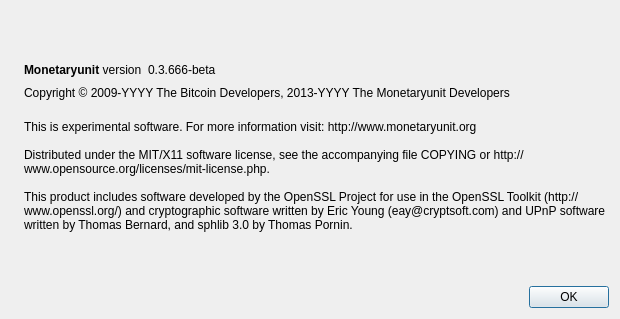
Before: the Qt Designer form src/qt/forms/aboutdialog.ui in upgradeadvice/MUE-Src, drawn with Qt 5.
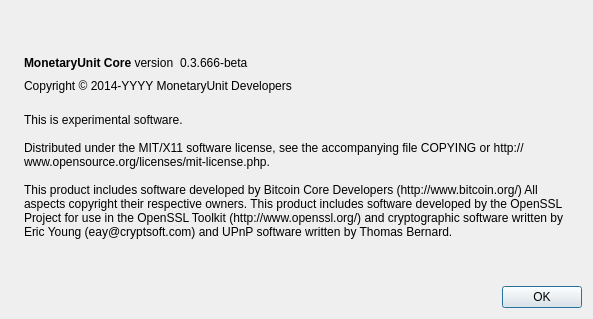
After: the same form once the commit is applied. Icons and pictures are not drawn.

```diff
--- a/src/qt/forms/aboutdialog.ui
+++ b/src/qt/forms/aboutdialog.ui
@@ -6,7 +6,7 @@
    <rect>
     <x>0</x>
     <y>0</y>
-    <width>620</width>
+    <width>593</width>
     <height>319</height>
    </rect>
   </property>
@@ -50,7 +50,7 @@
           <cursorShape>IBeamCursor</cursorShape>
          </property>
          <property name="text">
-          <string>&lt;html&gt;&lt;head/&gt;&lt;body&gt;&lt;p&gt;&lt;span style=&quot; font-weight:600;&quot;&gt;Monetaryunit&lt;/span&gt; version&lt;/p&gt;&lt;/body&gt;&lt;/html&gt;</string>
+          <string>&lt;b&gt;MonetaryUnit Core&lt;/b&gt; version</string>
          </property>
          <property name="textInteractionFlags">
           <set>Qt::LinksAccessibleByMouse|Qt::TextSelectableByKeyboard|Qt::TextSelectableByMouse</set>
@@ -91,7 +91,7 @@
         <cursorShape>IBeamCursor</cursorShape>
        </property>
        <property name="text">
-        <string notr="true">Copyright &amp;copy; 2009-YYYY The Bitcoin Developers, 2013-YYYY The Monetaryunit Developers</string>
+        <string notr="true">Copyright &amp;copy; 2014-YYYY MonetaryUnit Developers</string>
        </property>
        <property name="textFormat">
         <enum>Qt::RichText</enum>
@@ -108,11 +108,11 @@
        </property>
        <property name="text">
         <string>
-This is experimental software. For more information visit: http://www.monetaryunit.org
+This is experimental software.
 
 Distributed under the MIT/X11 software license, see the accompanying file COPYING or http://www.opensource.org/licenses/mit-license.php.
 
-This product includes software developed by the OpenSSL Project for use in the OpenSSL Toolkit (http://www.openssl.org/) and cryptographic software written by Eric Young (eay@cryptsoft.com) and UPnP software written by Thomas Bernard, and sphlib 3.0 by Thomas Pornin.</string>
+This product includes software developed by Bitcoin Core Developers (http://www.bitcoin.org/) All aspects copyright their respective owners. This product includes software developed by the OpenSSL Project for use in the OpenSSL Toolkit (http://www.openssl.org/) and cryptographic software written by Eric Young (eay@cryptsoft.com) and UPnP software written by Thomas Bernard.</string>
        </property>
        <property name="wordWrap">
         <bool>true</bool>
```
Left out of the diff: 22 changed lines with no effect on the pictures.
